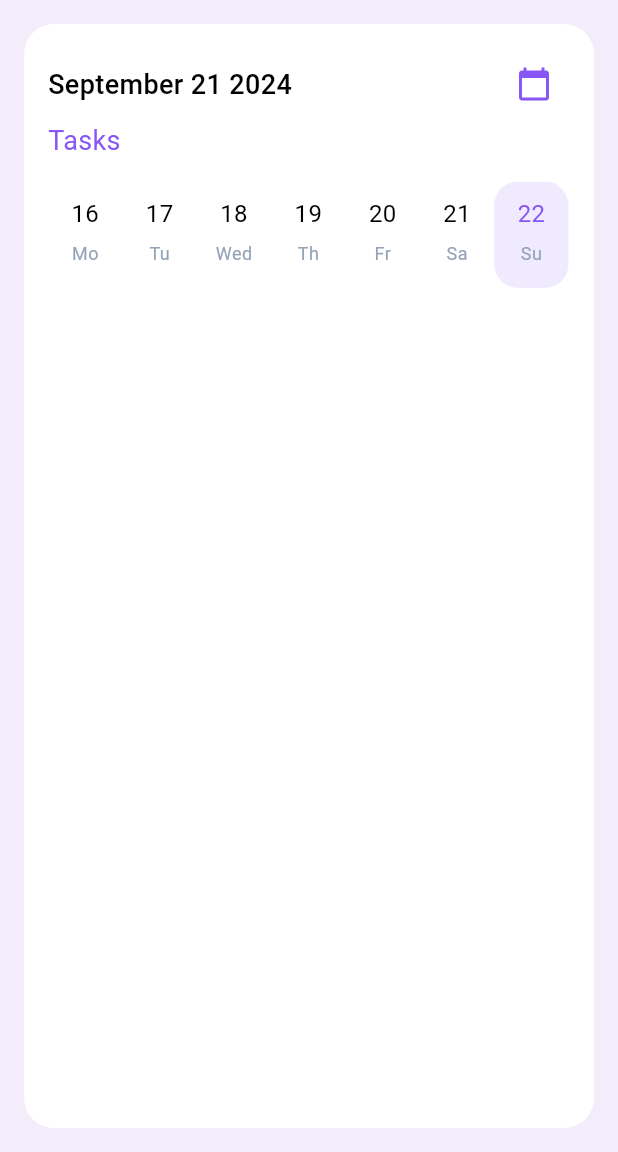
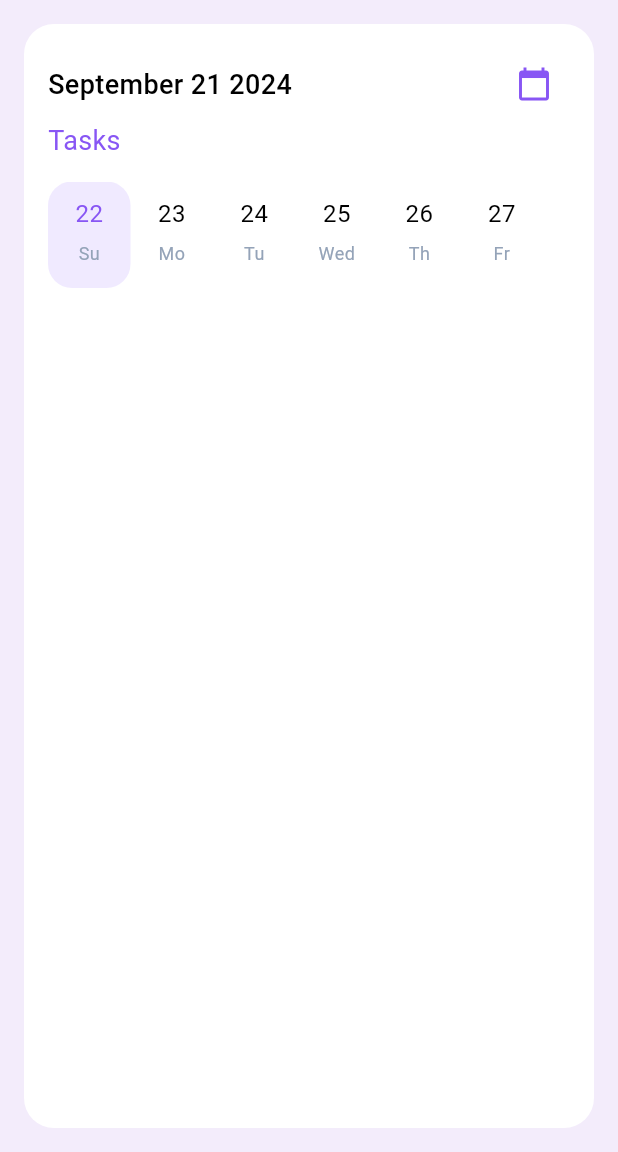
Before and after one commit to SaicharanGattu02/skill, a Flutter app: the Todolist screen opened directly, after a tap on "22", on a phone screen of 412 x 824 dp, the part 84-1236 px from its top. Run offline on Flutter 3.47's test engine with Material 3 defaults, Android fonts, the phone set to English and light mode, and no system bars; missing offline and left inert: flutter_image_stack; Roboto replaces fonts that are missing (Inter).

Commit message:
Commited By Charan 21-09-2024 At 11:27 AM

```diff
--- a/lib/screens/ToDoList.dart
+++ b/lib/screens/ToDoList.dart
@@ -11,14 +11,14 @@ class Todolist extends StatefulWidget {
 class _TodolistState extends State<Todolist> {
   final List<Map<String, String>> tasks = [
     {
-      'date': 'September 20, 2024',
+      'date': 'September 21, 2024',
       'title': 'PRPL Application',
       'subtitle': 'Presentation of new products and cost structure'
     },
-    {'date': 'April 23, 2024', 'title': 'Raay Project'},
-    {'date': 'April 23, 2024', 'title': 'Dotclinic Project'},
+    {'date': 'September 20, 2024', 'title': 'Raay Project'},
+    {'date': 'September 20', 'title': 'Dotclinic Project'},
     {
-      'date': 'September 20, 2024',
+      'date': 'September 21, 2024',
       'title': 'Raay Project',
       'subtitle': 'Presentation of new products and cost structure'
     },
@@ -28,28 +28,53 @@ class _TodolistState extends State<Todolist> {
   List<DateTime> dates = [];
   DateTime selectedDate = DateTime.now();
   DateTime currentMonth = DateTime.now();
+  late ScrollController _scrollController;
 
   @override
   void initState() {
     super.initState();
+    _scrollController = ScrollController();
     _generateDates();
+    WidgetsBinding.instance.addPostFrameCallback((_) {
+      _scrollToSelectedDate();
+    });
   }
 
-  // void _generateDates(DateTime month) {
-  //   final startOfMonth = DateTime(month.year, month.month, 1);
-  //   final endOfMonth = DateTime(month.year, month.month + 1, 0); // Last day of the month
-  //   final startOfWeek = startOfMonth.subtract(Duration(days: startOfMonth.weekday - 1)); // Start from Monday
-  //
-  //   setState(() {
-  //     dates = List.generate(7, (index) => startOfWeek.add(Duration(days: index))); // Generate only 7 days for the week
-  //   });
-  // }
+  @override
+  void dispose() {
+    _scrollController.dispose();
+    super.dispose();
+  }
+
+  void _scrollToSelectedDate() {
+    final index = dates.indexWhere((date) =>
+    date.day == selectedDate.day &&
+        date.month == selectedDate.month &&
+        date.year == selectedDate.year);
+
+    if (index != -1) {
+      // Scroll to the selected date with some offset to keep it centered
+      final double offset = index * 55.0; // Adjust the 55.0 based on the item width
+      _scrollController.animateTo(
+        offset,
+        duration: const Duration(milliseconds: 300),
+        curve: Curves.easeInOut,
+      );
+    }
+  }
+
   void _generateDates() {
-    final today = DateTime.now();
-    final startOfWeek =
-    today.subtract(Duration(days: today.weekday - 1)); // Start from Monday
-    dates = List.generate(7, (index) => startOfWeek.add(Duration(days: index)));
+    final startOfMonth = DateTime(currentMonth.year, currentMonth.month, 1);
+    final endOfMonth = DateTime(currentMonth.year, currentMonth.month + 1, 0); // Last day of the month
+
+    setState(() {
+      dates = List.generate(
+        endOfMonth.day,
+            (index) => DateTime(currentMonth.year, currentMonth.month, index + 1),
+      ); // Generate all dates in the current month
+    });
   }
+
   Future<void> _pickMonth() async {
     final picked = await showDatePicker(
       context: context,
@@ -62,9 +87,10 @@ class _TodolistState extends State<Todolist> {
         return Theme(
           data: ThemeData.light().copyWith(
             primaryColor: const Color(0xff8856F4), // Change the color of the header
-          // Change the color of the selected date
-            colorScheme: ColorScheme.light(primary: const Color(0xff8856F4)), // Change color of selected date
-            buttonTheme: const ButtonThemeData(textTheme: ButtonTextTheme.primary), // Change button color
+            colorScheme:
+            ColorScheme.light(primary: const Color(0xff8856F4)), // Change color of selected date
+            buttonTheme: const ButtonThemeData(
+                textTheme: ButtonTextTheme.primary), // Change button color
           ),
           child: child!,
         );
@@ -88,8 +114,7 @@ class _TodolistState extends State<Todolist> {
     final selectedDateFormatted = DateFormat('MMMM d, y').format(selectedDate);
 
     // Filter tasks for the selected date
-    final selectedTasks =
-    tasks.where((task) => task['date'] == selectedDateFormatted).toList();
+    final selectedTasks = tasks.where((task) => task['date'] == selectedDateFormatted).toList();
 
     return Scaffold(
       backgroundColor: const Color(0xffF3ECFB),
@@ -116,8 +141,7 @@ class _TodolistState extends State<Todolist> {
           ),
         ),
       ),
-      body:
-      Container(
+      body: Container(
         width: w,
         margin: const EdgeInsets.all(16),
         padding: const EdgeInsets.all(16),
@@ -158,11 +182,11 @@ class _TodolistState extends State<Todolist> {
               ),
             ),
             const SizedBox(height: 18),
-            // Horizontal Scrollable Calendar
             SingleChildScrollView(
+              controller: _scrollController,
               scrollDirection: Axis.horizontal,
               child: Row(
-                children: List.generate(7, (index) {
+                children: List.generate(dates.length, (index) {
                   final isSelected = dates[index].day == selectedDate.day &&
                       dates[index].month == selectedDate.month &&
                       dates[index].year == selectedDate.year;
@@ -172,11 +196,12 @@ class _TodolistState extends State<Todolist> {
                       setState(() {
                         selectedDate = dates[index]; // Update selected date
                       });
+                      _scrollToSelectedDate(); // Scroll to selected date when tapped
                     },
                     child: ClipRect(
                       child: Container(
                         padding: const EdgeInsets.symmetric(vertical: 10),
-                        width: (w - 65) / 7, // Adjust the width to ensure it fits within one screen
+                        width: 55, // Adjust width to fit more dates
                         decoration: BoxDecoration(
                           color: isSelected
                               ? const Color(0xffF0EAFF)
@@ -197,7 +222,7 @@ class _TodolistState extends State<Todolist> {
                             ),
                             const SizedBox(height: 2),
                             Text(
-                              daysOfWeek[index % 7],
+                              daysOfWeek[dates[index].weekday - 1],
                               style: const TextStyle(
                                 fontWeight: FontWeight.w400,
                                 color: Color(0xff94A3B8),
@@ -214,6 +239,7 @@ class _TodolistState extends State<Todolist> {
                 }),
               ),
             ),
+
             const SizedBox(height: 24),
             Expanded(
               child: ListView.builder(
@@ -247,26 +273,27 @@ class _TodolistState extends State<Todolist> {
                             Expanded(
                               child: Column(
                                 crossAxisAlignment: CrossAxisAlignment.start,
-                                mainAxisAlignment: MainAxisAlignment.start,
                                 children: [
                                   Text(
                                     selectedTasks[index]['title']!,
                                     style: const TextStyle(
-                                        color: Color(0xff141516),
-                                        fontSize: 16,
-                                        fontFamily: "Inter",
+                                      fontFamily: 'Inter',
                                       fontWeight: FontWeight.w500,
-                                        height: 20 / 16),
+                                      fontSize: 14.0,
+                                      color: Color(0xff000000),
+                                      height: 16.94 / 14.0,
                                     ),
-                                  if (selectedTasks[index]['subtitle'] != null)
+                                  ),
+                                  const SizedBox(height: 5),
                                   Text(
-                                      selectedTasks[index]['subtitle']!,
+                                    selectedTasks[index]['subtitle'] ?? "",
                                     style: const TextStyle(
-                                          color: Color(0xff4A4A4A),
-                                          fontSize: 14,
-                                          fontFamily: "Inter",
+                                      fontFamily: 'Inter',
                                       fontWeight: FontWeight.w400,
-                                          height: 19.36 / 14),
+                                      fontSize: 12.0,
+                                      color: Color(0xff475569),
+                                      height: 14.52 / 12.0,
+                                    ),
                                   ),
                                   const SizedBox(
                                     height: 8,
@@ -299,17 +326,15 @@ class _TodolistState extends State<Todolist> {
                           ],
                         ),
                       ),
-                      if (index != selectedTasks.length - 1) // Add divider except after the last item
                       Divider(
-                          color: Color(0xff9AADB6).withOpacity(0.6), // Change color as needed
-                          height: 20,
                         thickness: 1,
+                        color: const Color(0xff94A3B8).withOpacity(0.3),
                       ),
                     ],
                   );
                 },
               ),
-            ),
+            )
           ],
         ),
       ),
```
Lines whose indentation alone changed are shown as unchanged.
